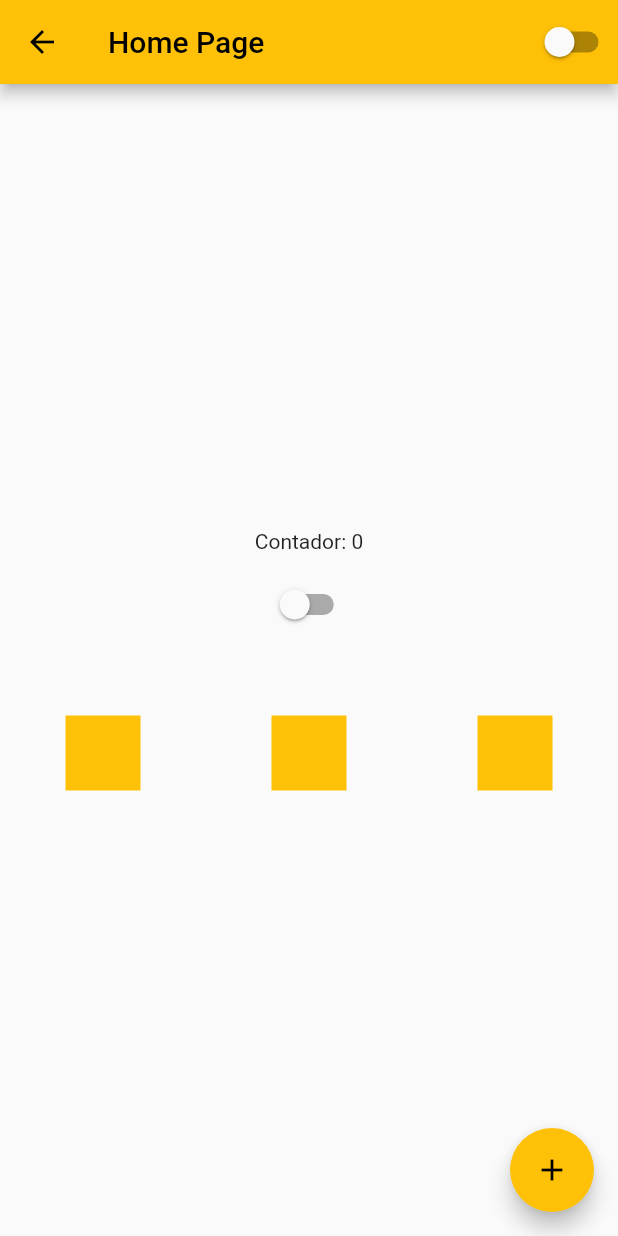
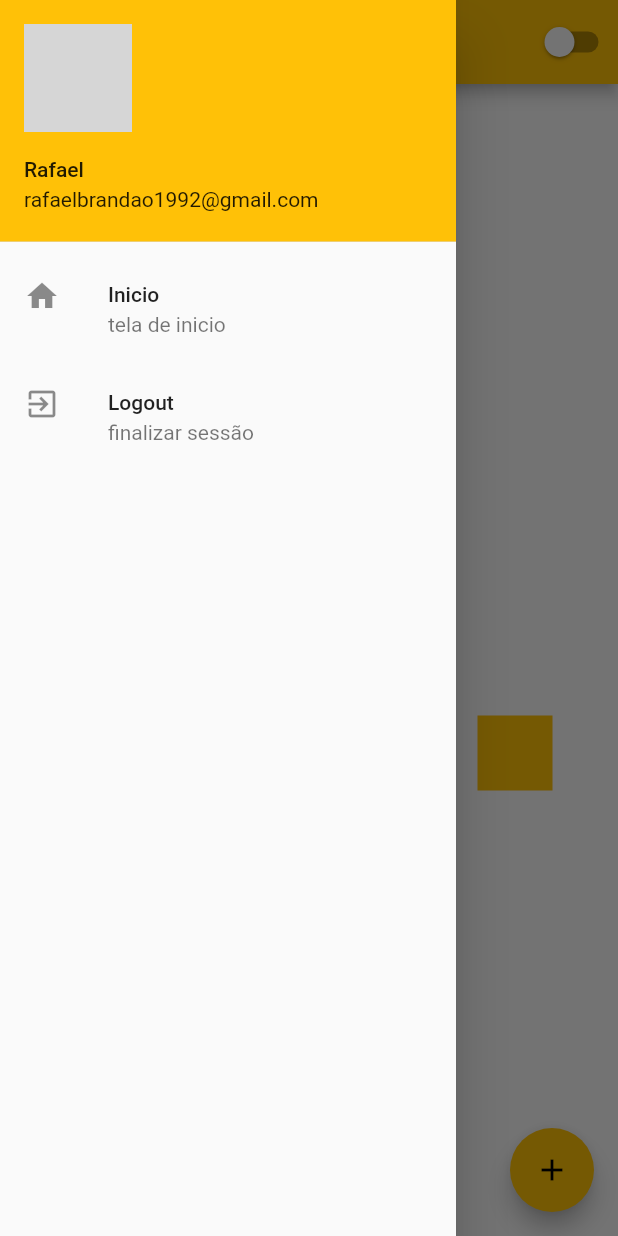
Before and after one commit to brandao-rafael/learning-flutter, a Flutter app: the HomePage screen opened by its route, with the side drawer open (before the commit the screen has no drawer), on a phone screen of 412 x 824 dp. Run offline on Flutter 3.47's test engine with Material 2 defaults, Android fonts, the phone set to English and light mode, and no system bars; network calls fail; grey boxes are pictures that could not be loaded.

Commit message:
feat: hamburguer menu for home page

```diff
--- a/hello-world/hello_world/lib/home_page.dart
+++ b/hello-world/hello_world/lib/home_page.dart
@@ -17,6 +17,38 @@ class HomePageState extends State<HomePage> {
   @override
   Widget build(BuildContext context) {
     return  Scaffold(
+      drawer: Drawer(
+        child: Column(
+          children: [
+            UserAccountsDrawerHeader(
+              currentAccountPicture: ClipRRect(
+                borderRadius: BorderRadius.circular(40),
+                child: Image.network(
+                  'https://encrypted-tbn0.gstatic.com/images?q=tbn:ANd9GcQK04QnGZtxgHfLEHZ7xIcMraX7U1Zxgn_BOA&usqp=CAU'
+                ),
+              ),
+              accountName: Text('Rafael'),
+              accountEmail: Text('rafaelbrandao1992@gmail.com')
+            ),
+            ListTile(
+              leading: Icon(Icons.home),
+              title: Text('Inicio'),
+              subtitle: Text('tela de inicio'),
+              onTap: () {
+                Navigator.of(context).pushReplacementNamed('/home');
+              },
+            ),
+            ListTile(
+              leading: Icon(Icons.exit_to_app),
+              title: Text('Logout'),
+              subtitle: Text('finalizar sessão'),
+              onTap: () {
+                Navigator.of(context).pushReplacementNamed('/');
+              },
+            )
+          ],
+        ),
+      ),
       appBar: AppBar(
         title: const Text('Home Page'),
         actions: [
```
